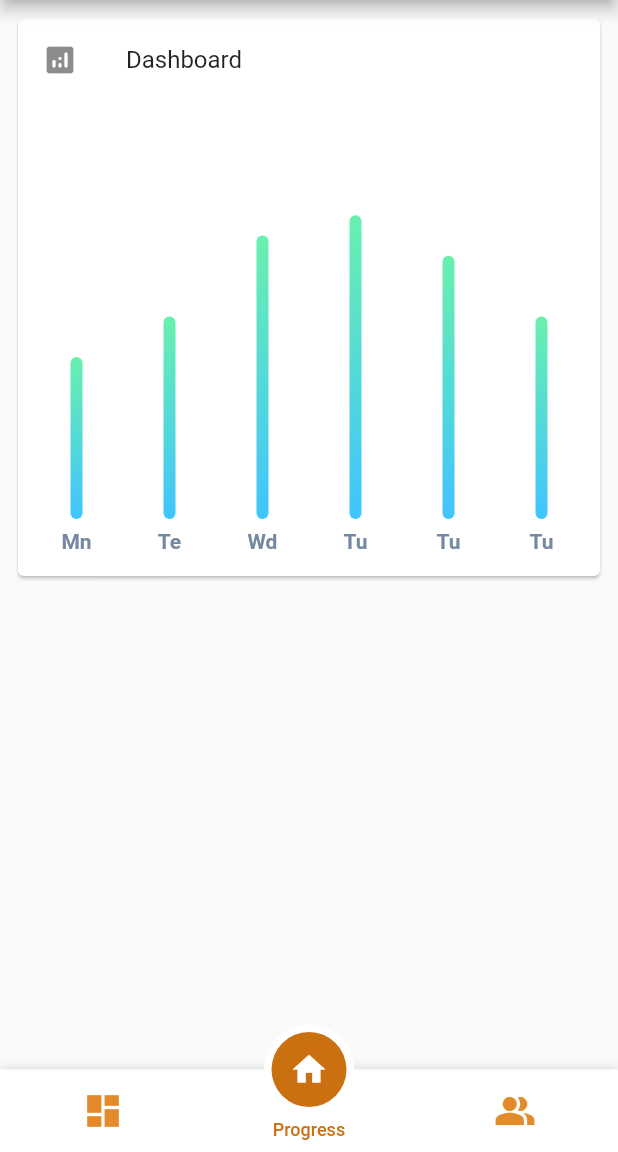
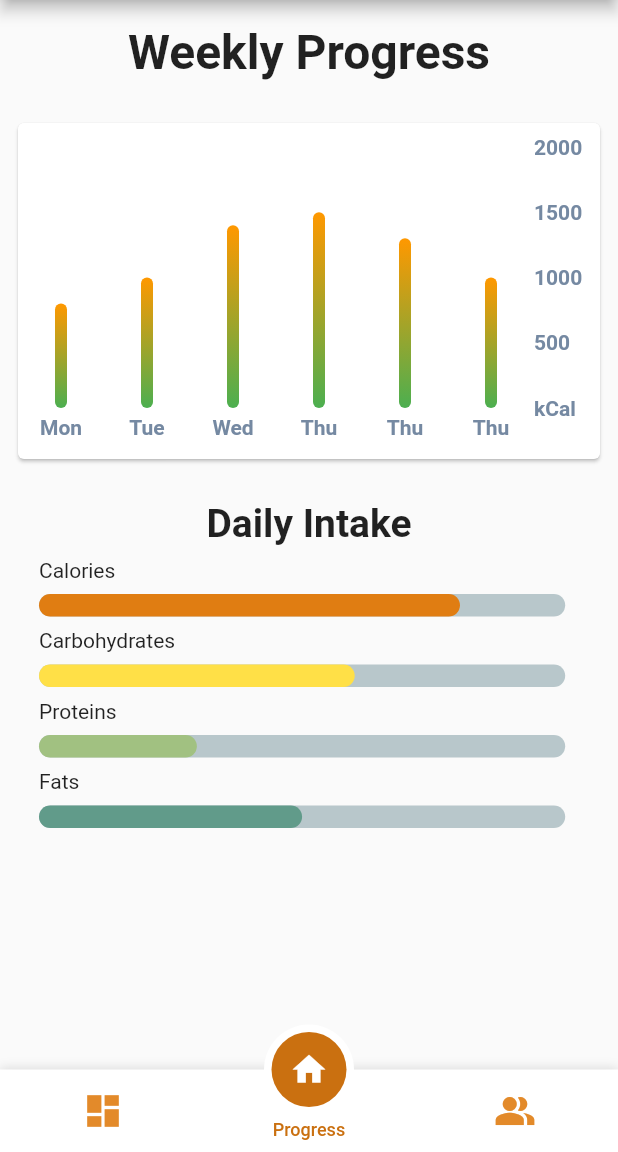
Before and after one commit to CSSIT21/Chouxcream, a Flutter app: the CoreScreen screen opened directly, item 2 of the bottom bar chosen, on a phone screen of 412 x 824 dp, the part 84-1236 px from its top. Run offline on Flutter 3.47's test engine with Material 2 defaults, Android fonts, the phone set to English and light mode, and no system bars; drawn by our look-alikes of fl_chart, motion_tab_bar_v2, percent_indicator; our stand-ins replace dio, image_picker, rounded_loading_button, shared_preferences, simple_animations; accounts and stored records are empty; network calls fail.

Commit message:
update more, add progress
more
-add setting
-update editinfo, helpcenter
progress
-add nutrition bars
-update chart

```diff
--- a/app/lib/screens/progress/chart.dart
+++ b/app/lib/screens/progress/chart.dart
@@ -51,25 +51,25 @@
     String text;
     switch (value.toInt()) {
       case 0:
-        text = 'Mn';
+        text = 'Mon';
         break;
       case 1:
-        text = 'Te';
+        text = 'Tue';
         break;
       case 2:
-        text = 'Wd';
+        text = 'Wed';
         break;
       case 3:
-        text = 'Tu';
+        text = 'Thu';
         break;
       case 4:
-        text = 'Fr';
+        text = 'Fri';
         break;
       case 5:
-        text = 'St';
+        text = 'Sat';
         break;
       case 6:
-        text = 'Sn';
+        text = 'Sun';
         break;
       default:
         text = '';
@@ -78,12 +78,39 @@
     return Center(child: Text(text, style: style));
   }
 
+  Widget rightTitles(double value, TitleMeta meta) {
+    const style = TextStyle(
+      color: Color(0xff7589a2),
+      fontWeight: FontWeight.bold,
+      fontSize: 14,
+    );
+    String text;
+    if (value == 0) {
+      text = 'kCal';
+    } else if (value == 5) {
+      text = '500';
+    } else if (value == 10) {
+      text = '1000';
+    } else if (value == 15) {
+      text = '1500';
+    } else if (value == 20) {
+      text = '2000';
+    } else {
+      return Container();
+    }
+    return SideTitleWidget(
+      axisSide: meta.axisSide,
+      space: 0,
+      child: Text(text, style: style),
+    );
+  }
+
   FlTitlesData get titlesData => FlTitlesData(
         show: true,
         bottomTitles: AxisTitles(
           sideTitles: SideTitles(
             showTitles: true,
-            reservedSize: 30,
+            reservedSize: 26,
             getTitlesWidget: getTitles,
           ),
         ),
@@ -94,7 +121,12 @@
           sideTitles: SideTitles(showTitles: false),
         ),
         rightTitles: AxisTitles(
-          sideTitles: SideTitles(showTitles: false),
+          sideTitles: SideTitles(
+            showTitles: true,
+            reservedSize: 40,
+            interval: 1,
+            getTitlesWidget: rightTitles,
+          ),
         ),
       );
 
@@ -104,8 +136,8 @@
 
   final _barsGradient = const LinearGradient(
     colors: [
-      Colors.lightBlueAccent,
-      Colors.greenAccent,
+      Colors.green,
+      Colors.orange,
     ],
     begin: Alignment.bottomCenter,
     end: Alignment.topCenter,
--- a/app/lib/screens/progress/index.dart
+++ b/app/lib/screens/progress/index.dart
@@ -1,4 +1,5 @@
 import 'package:chouxcream_app/screens/progress/chart.dart';
+import 'package:chouxcream_app/screens/progress/nutrition.dart';
 import 'package:flutter/material.dart';
 
 class ProgressFragment extends StatefulWidget {
@@ -14,21 +15,34 @@
     return Column(
       crossAxisAlignment: CrossAxisAlignment.stretch,
       children: [
+        Center(
+          child: Padding(
+            padding: EdgeInsets.all(16.0),
+            child: Text(
+              'Weekly Progress',
+              style: TextStyle(fontSize: 32, fontWeight: FontWeight.bold),
+            ),
+          ),
+        ),
         Padding(
           padding: const EdgeInsets.all(8.0),
           child: Card(
               child: Column(
             children: const [
-              ListTile(
-                leading: Icon(Icons.analytics_rounded),
-                title: Text("Dashboard"),
-              ),
+              // ListTile(
+              //   leading: Icon(Icons.analytics_rounded),
+              //   title: Text("Dashboard"),
+              // ),
               Padding(
-                padding: EdgeInsets.all(8.0),
-                child: SizedBox(height: 300, child: BarChartWidget()),
+                padding: EdgeInsets.fromLTRB(0, 16.0, 4.0, 8.0),
+                child: SizedBox(height: 200, child: BarChartWidget()),
               ),
             ],
           )),
+        ),
+        Padding(
+          padding: EdgeInsets.all(8.0),
+          child: Nutrition(),
         )
       ],
     );
--- /dev/null
+++ b/app/lib/screens/progress/nutrition.dart
@@ -0,0 +1,87 @@
+import 'package:chouxcream_app/classes/theme.dart';
+import 'package:flutter/material.dart';
+import 'package:percent_indicator/linear_percent_indicator.dart';
+
+class Nutrition extends StatefulWidget {
+  const Nutrition({Key? key}) : super(key: key);
+
+  @override
+  State<Nutrition> createState() => _NutritionState();
+}
+
+class _NutritionState extends State<Nutrition> {
+  @override
+  Widget build(BuildContext context) {
+    double _width = MediaQuery.of(context).size.width;
+
+    return Column(
+      crossAxisAlignment: CrossAxisAlignment.start,
+      children: [
+        Center(
+          child: Padding(
+            padding: EdgeInsets.symmetric(vertical: 8.0),
+            child: Text('Daily Intake',
+              style: TextStyle(fontSize: 26,fontWeight: FontWeight.bold),
+            )
+          ),
+        ),
+        Padding(
+          padding: EdgeInsets.symmetric(horizontal: 18.0),
+          child: Text('Calories'),
+        ),
+        Padding(
+          padding: const EdgeInsets.all(8.0),
+          child: LinearPercentIndicator(
+            width: _width*0.9,
+            lineHeight: 15.0,
+            percent: 0.8,
+            progressColor: ThemeConstant.colorPrimary,
+            barRadius: Radius.circular(15),
+          ),
+        ),
+        Padding(
+          padding: EdgeInsets.symmetric(horizontal: 18.0),
+          child: Text('Carbohydrates'),
+        ),
+        Padding(
+          padding: const EdgeInsets.all(8.0),
+          child: LinearPercentIndicator(
+            width: _width*0.9,
+            lineHeight: 15.0,
+            percent: 0.6,
+            progressColor: ThemeConstant.colorSecondaryLight,
+            barRadius: Radius.circular(15),
+          ),
+        ),
+        Padding(
+          padding: EdgeInsets.symmetric(horizontal: 18.0),
+          child: Text('Proteins'),
+        ),
+        Padding(
+          padding: const EdgeInsets.all(8.0),
+          child: LinearPercentIndicator(
+            width: _width*0.9,
+            lineHeight: 15.0,
+            percent: 0.3,
+            progressColor: ThemeConstant.colorAccentLight,
+            barRadius: Radius.circular(15),
+          ),
+        ),
+        Padding(
+          padding: EdgeInsets.symmetric(horizontal: 18.0),
+          child: Text('Fats'),
+        ),
+        Padding(
+          padding: const EdgeInsets.all(8.0),
+          child: LinearPercentIndicator(
+            width: _width*0.9,
+            lineHeight: 15.0,
+            percent: 0.5,
+            progressColor: ThemeConstant.colorAccentDark,
+            barRadius: Radius.circular(15),
+          ),
+        ),
+      ],
+    );
+  }
+}
--- a/app/pubspec.yaml
+++ b/app/pubspec.yaml
@@ -41,6 +41,7 @@
   shared_preferences: ^2.0.15
   dio: ^4.0.6
   image_picker: ^0.8.5
+  percent_indicator: ^4.2.2
 
 dev_dependencies:
   flutter_test:
```
Also changed, not shown: app/lib/screens/more/edit_info/edit_info.dart (+80 -5 lines), app/lib/screens/more/help_center/help_center.dart (+8 -2 lines), app/lib/screens/more/index.dart (+7 -6 lines), app/lib/screens/more/setting/setting.dart (added, +246 -0 lines), app/pubspec.lock.
